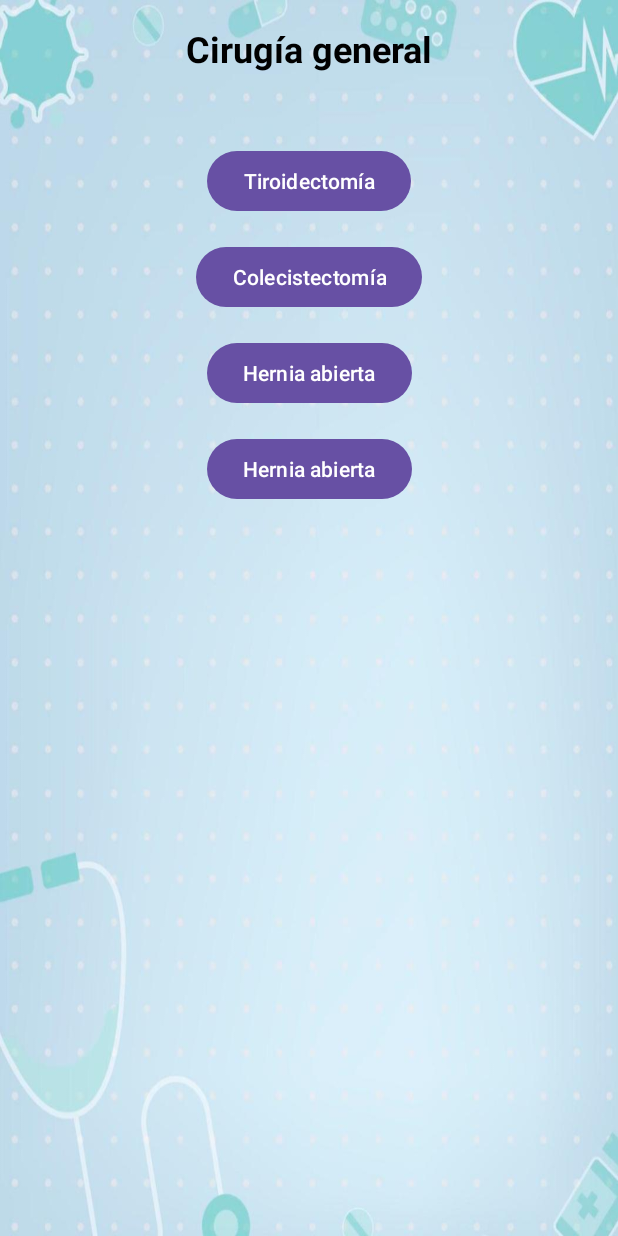
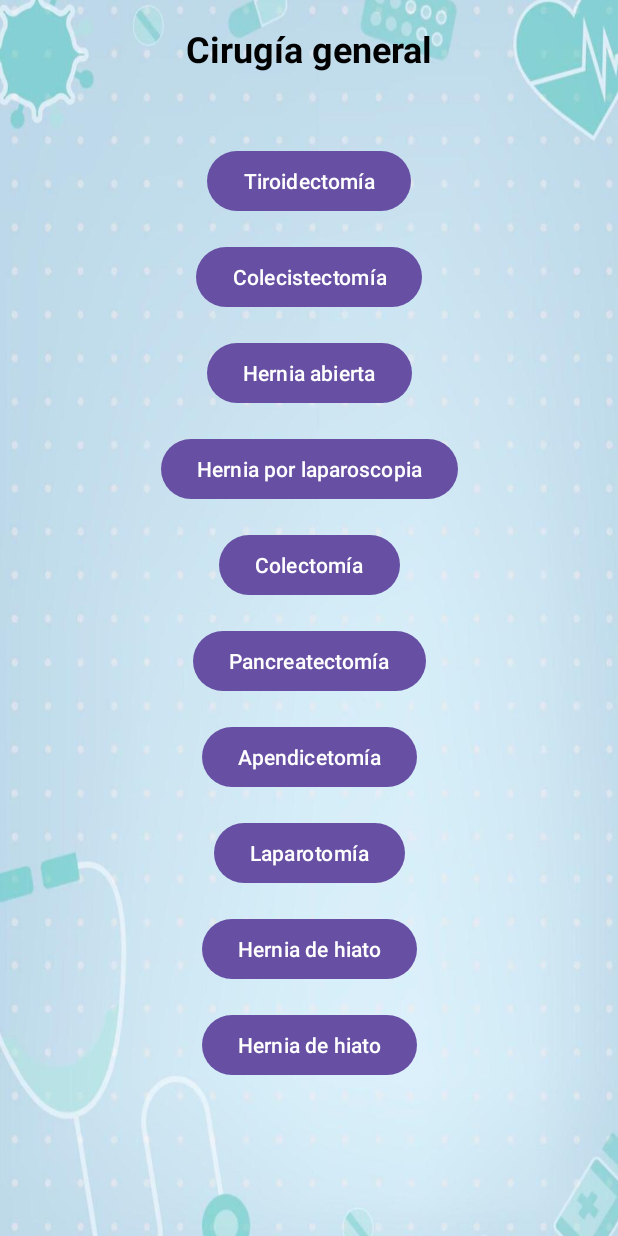
Before and after one commit to CifuX40/Quirofano, an Android app: the CirugiaGeneralActivity screen opened directly, with no data from a screen before it, on a phone screen of 412 x 824 dp. Run offline under Robolectric (Android 15) with nearby library versions, the light colour scheme and no system bars.

Commit message:
Agregar botones

```diff
--- a/app/src/main/AndroidManifest.xml
+++ b/app/src/main/AndroidManifest.xml
@@ -22,14 +22,14 @@
             </intent-filter>
         </activity>
 
-        <activity android:name=".CirugiaGeneralActivity"/>
+        <activity android:name=".CirugiaGeneralActivity" />
         <activity android:name=".CirugiaPlasticaActivity" />
         <activity android:name=".TraumatologiaActivity" />
         <activity android:name=".CirugiaVascularActivity" />
         <activity android:name=".OtorrinoActivity" />
         <activity android:name=".UrologiaActivity" />
         <activity android:name=".MaxilofacialActivity" />
-        <activity android:name=".GinecologiaActivity"/>
+        <activity android:name=".GinecologiaActivity" />
 
     </application>
 </manifest>
--- a/app/src/main/res/layout/cirugia_general.xml
+++ b/app/src/main/res/layout/cirugia_general.xml
@@ -55,9 +55,69 @@
         android:layout_width="wrap_content"
         android:layout_height="wrap_content"
         android:layout_marginTop="16dp"
-        android:text="Hernia abierta"
+        android:text="Hernia por laparoscopia"
         app:layout_constraintEnd_toEndOf="parent"
         app:layout_constraintStart_toStartOf="parent"
         app:layout_constraintTop_toBottomOf="@id/button3" />
 
+    <Button
+        android:id="@+id/button5"
+        android:layout_width="wrap_content"
+        android:layout_height="wrap_content"
+        android:layout_marginTop="16dp"
+        android:text="Colectomía"
+        app:layout_constraintEnd_toEndOf="parent"
+        app:layout_constraintStart_toStartOf="parent"
+        app:layout_constraintTop_toBottomOf="@id/button4" />
+
+    <Button
+        android:id="@+id/button6"
+        android:layout_width="wrap_content"
+        android:layout_height="wrap_content"
+        android:layout_marginTop="16dp"
+        android:text="Pancreatectomía"
+        app:layout_constraintEnd_toEndOf="parent"
+        app:layout_constraintStart_toStartOf="parent"
+        app:layout_constraintTop_toBottomOf="@id/button5" />
+
+    <Button
+        android:id="@+id/button7"
+        android:layout_width="wrap_content"
+        android:layout_height="wrap_content"
+        android:layout_marginTop="16dp"
+        android:text="Apendicetomía"
+        app:layout_constraintEnd_toEndOf="parent"
+        app:layout_constraintStart_toStartOf="parent"
+        app:layout_constraintTop_toBottomOf="@id/button6" />
+
+    <Button
+        android:id="@+id/button8"
+        android:layout_width="wrap_content"
+        android:layout_height="wrap_content"
+        android:layout_marginTop="16dp"
+        android:text="Laparotomía"
+        app:layout_constraintEnd_toEndOf="parent"
+        app:layout_constraintStart_toStartOf="parent"
+        app:layout_constraintTop_toBottomOf="@id/button7" />
+
+    <Button
+        android:id="@+id/button9"
+        android:layout_width="wrap_content"
+        android:layout_height="wrap_content"
+        android:layout_marginTop="16dp"
+        android:text="Hernia de hiato"
+        app:layout_constraintEnd_toEndOf="parent"
+        app:layout_constraintStart_toStartOf="parent"
+        app:layout_constraintTop_toBottomOf="@id/button8" />
+
+    <Button
+        android:id="@+id/button10"
+        android:layout_width="wrap_content"
+        android:layout_height="wrap_content"
+        android:layout_marginTop="16dp"
+        android:text="Hernia de hiato"
+        app:layout_constraintEnd_toEndOf="parent"
+        app:layout_constraintStart_toStartOf="parent"
+        app:layout_constraintTop_toBottomOf="@id/button9" />
+
 </androidx.constraintlayout.widget.ConstraintLayout>
```
